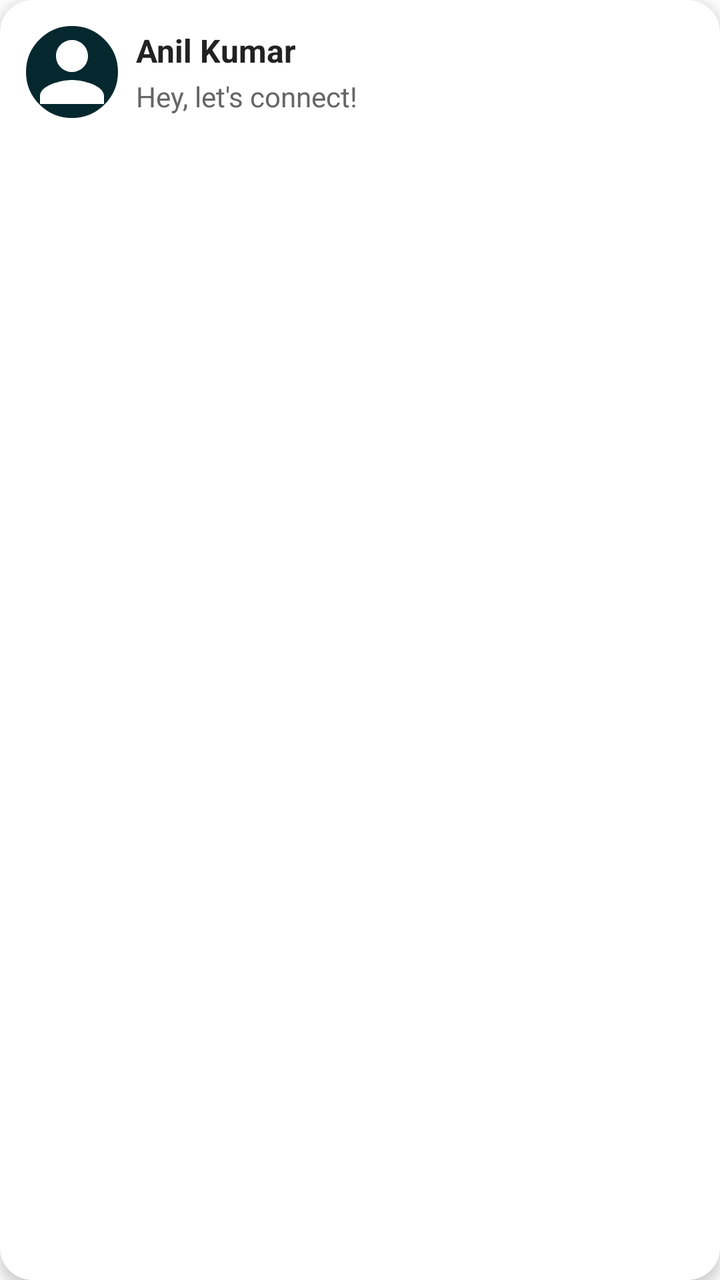
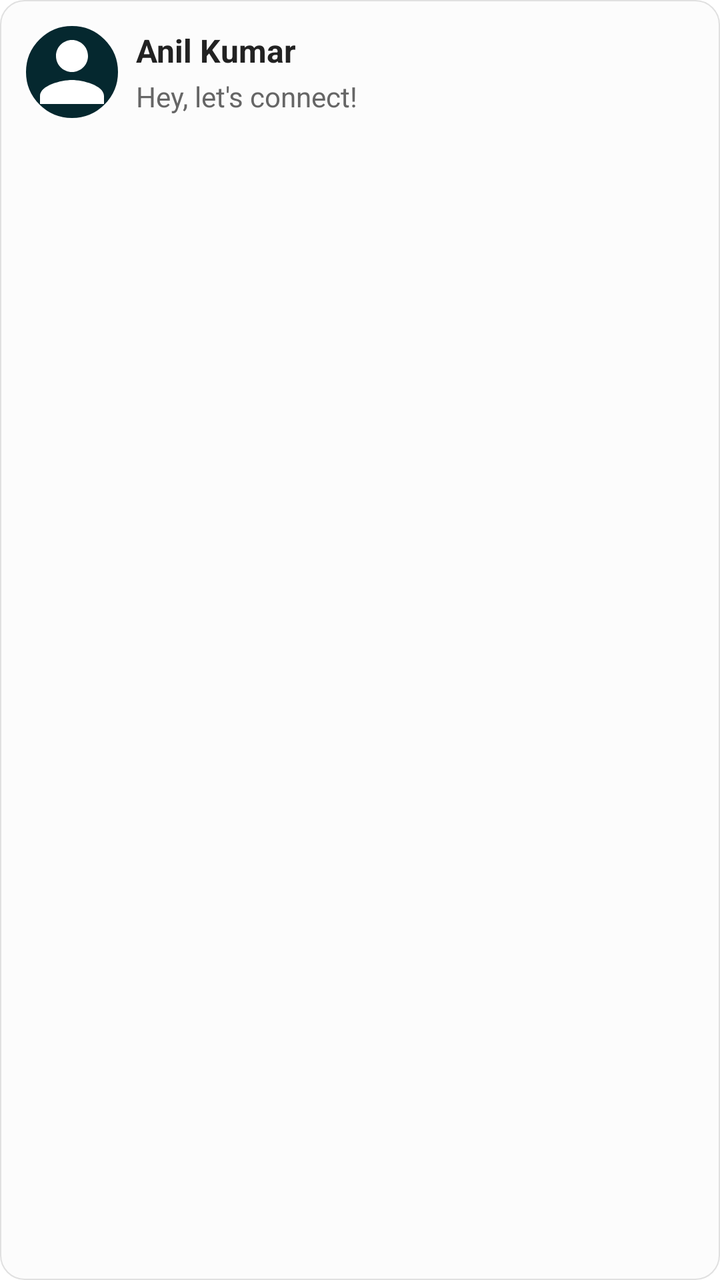

An Android layout rendered at two revisions. The XML below is the earlier revision; the diff shows what the commit changed to produce the second picture.
<!-- AndroidManifest.xml: application theme Theme.Chat -->
<!-- res/layout/item_user.xml -->
<com.google.android.material.card.MaterialCardView
    xmlns:android="http://schemas.android.com/apk/res/android"
    xmlns:app="http://schemas.android.com/apk/res-auto"
    android:layout_width="match_parent"
    android:layout_height="wrap_content"
    android:layout_marginVertical="6dp"
    android:layout_marginHorizontal="12dp"
    app:cardCornerRadius="16dp"
    app:cardElevation="4dp"
    app:cardBackgroundColor="@android:color/white"
    app:strokeWidth="0dp"
    app:strokeColor="@android:color/transparent">

    <androidx.constraintlayout.widget.ConstraintLayout
        android:layout_width="match_parent"
        android:layout_height="72dp"
        android:padding="12dp"
        android:background="@android:color/transparent"
        android:foreground="@drawable/bg_user_item_ripple">

        
        <ImageView
            android:id="@+id/imgProfile"
            android:layout_width="48dp"
            android:layout_height="48dp"
            android:scaleType="centerCrop"
            android:src="@drawable/ic_user"
            android:background="@drawable/circle_background"
            android:contentDescription="User Image"
            app:layout_constraintStart_toStartOf="parent"
            app:layout_constraintTop_toTopOf="parent"
            app:layout_constraintBottom_toBottomOf="parent" />

        
        <TextView
            android:id="@+id/tvUserName"
            android:layout_width="0dp"
            android:layout_height="wrap_content"
            android:layout_marginStart="8dp"
            android:maxLines="1"
            android:text="Anil Kumar"
            android:textSize="16sp"
            android:textStyle="bold"
            android:textColor="#222222"
            app:layout_constraintTop_toTopOf="@id/imgProfile"
            app:layout_constraintBottom_toTopOf="@id/tvLastMessage"
            app:layout_constraintStart_toEndOf="@id/imgProfile"
            app:layout_constraintEnd_toStartOf="@id/tvTime" />

        
        <TextView
            android:id="@+id/tvLastMessage"
            android:layout_width="0dp"
            android:layout_height="wrap_content"
            android:text="Hey, let's connect!"
            android:textSize="14sp"
            android:textColor="#666666"
            android:maxLines="1"
            android:ellipsize="end"
            android:visibility="visible"
            app:layout_constraintTop_toBottomOf="@id/tvUserName"
            app:layout_constraintBottom_toBottomOf="@id/imgProfile"
            app:layout_constraintStart_toStartOf="@id/tvUserName"
            app:layout_constraintEnd_toEndOf="@id/tvUserName" />

        
        <TextView
            android:id="@+id/tvTime"
            android:layout_width="wrap_content"
            android:layout_height="wrap_content"
            android:text="12:45 PM"
            android:textSize="12sp"
            android:textColor="#999999"
            android:visibility="gone"
            app:layout_constraintTop_toTopOf="@id/tvUserName"
            app:layout_constraintEnd_toEndOf="parent" />

        
        <TextView
            android:id="@+id/tvUnreadBadge"
            android:layout_width="wrap_content"
            android:layout_height="wrap_content"
            android:minWidth="20dp"
            android:minHeight="20dp"
            android:background="@drawable/bg_unread_badge"
            android:text="2"
            android:textColor="@android:color/white"
            android:textSize="12sp"
            android:gravity="center"
            android:padding="2dp"
            android:includeFontPadding="false"
            android:lineSpacingExtra="0dp"
            android:visibility="gone"
            app:layout_constraintEnd_toEndOf="parent"
            app:layout_constraintTop_toBottomOf="@id/tvTime"
            app:layout_constraintBottom_toBottomOf="parent" />

    </androidx.constraintlayout.widget.ConstraintLayout>
</com.google.android.material.card.MaterialCardView>
<!-- resources referenced by this layout -->
<resources>
  <!-- drawable bg_unread_badge (drawable) -->
  <shape xmlns:android="http://schemas.android.com/apk/res/android"
      android:shape="oval">
      <solid android:color="#FF3B30"/>
  </shape>
  <!-- drawable bg_user_item_ripple (drawable) -->
  <?xml version="1.0" encoding="utf-8"?>
  <ripple xmlns:android="http://schemas.android.com/apk/res/android"
      android:color="?android:attr/colorControlHighlight">
      <item android:id="@android:id/mask">
          <shape android:shape="rectangle">
              <solid android:color="#ffffff" />
              <corners android:radius="12dp"/>
          </shape>
      </item>
  </ripple>
  <!-- drawable circle_background (drawable) -->
  <shape xmlns:android="http://schemas.android.com/apk/res/android" android:shape="oval">
      <solid android:color="@color/oceanic" />
      <stroke android:width="1dp" android:color="@color/white" />
  </shape>
  <!-- drawable ic_user (drawable) -->
  <vector xmlns:android="http://schemas.android.com/apk/res/android" android:height="24dp" android:tint="@color/white" android:viewportHeight="24" android:viewportWidth="24" android:width="24dp">
        
      <path android:fillColor="@color/white" android:pathData="M12,12c2.21,0 4,-1.79 4,-4s-1.79,-4 -4,-4 -4,1.79 -4,4 1.79,4 4,4zM12,14c-2.67,0 -8,1.34 -8,4v2h16v-2c0,-2.66 -5.33,-4 -8,-4z"/>
      
  </vector>
  <style name="Theme.Chat" parent="Theme.MaterialComponents.DayNight.NoActionBar">
          
          <item name="colorPrimary">@color/purple_500</item>
          <item name="colorPrimaryVariant">@color/purple_700</item>
          <item name="colorOnPrimary">@color/white</item>
          
          <item name="colorSecondary">@color/teal_200</item>
          <item name="colorSecondaryVariant">@color/teal_700</item>
          <item name="colorOnSecondary">@color/black</item>
          
          <item name="android:statusBarColor">@android:color/transparent</item>
          <item name="android:windowDrawsSystemBarBackgrounds">true</item>
          <item name="android:windowTranslucentStatus">false</item>
  
      </style>
  <color name="oceanic">#05282F</color>
  <color name="white">#FFFFFFFF</color>
  <color name="purple_500">#FF6200EE</color>
  <color name="purple_700">#FF3700B3</color>
  <color name="teal_200">#FF03DAC5</color>
  <color name="teal_700">#FF018786</color>
  <color name="black">#FF000000</color>
</resources>

<!-- the commit's change to res/layout/item_user.xml (unified diff, before → after) -->
@@ -1,15 +1,10 @@
-<com.google.android.material.card.MaterialCardView
+<FrameLayout
     xmlns:android="http://schemas.android.com/apk/res/android"
     xmlns:app="http://schemas.android.com/apk/res-auto"
     android:layout_width="match_parent"
-    android:layout_height="wrap_content"
-    android:layout_marginVertical="6dp"
-    android:layout_marginHorizontal="12dp"
-    app:cardCornerRadius="16dp"
-    app:cardElevation="4dp"
-    app:cardBackgroundColor="@android:color/white"
-    app:strokeWidth="0dp"
-    app:strokeColor="@android:color/transparent">
+    android:layout_height="70dp"
+    android:background="@drawable/user_list_background"
+    android:layout_marginHorizontal="2dp">
 
     <androidx.constraintlayout.widget.ConstraintLayout
         android:layout_width="match_parent"
@@ -96,4 +91,4 @@
             app:layout_constraintBottom_toBottomOf="parent" />
 
     </androidx.constraintlayout.widget.ConstraintLayout>
-</com.google.android.material.card.MaterialCardView>
+</FrameLayout>
<!-- resource entries referenced after the edit -->
@@ -27,6 +27,21 @@
       <path android:fillColor="@color/white" android:pathData="M12,12c2.21,0 4,-1.79 4,-4s-1.79,-4 -4,-4 -4,1.79 -4,4 1.79,4 4,4zM12,14c-2.67,0 -8,1.34 -8,4v2h16v-2c0,-2.66 -5.33,-4 -8,-4z"/>
       
   </vector>
+  <!-- drawable user_list_background (drawable) -->
+  <shape xmlns:android="http://schemas.android.com/apk/res/android"
+      android:shape="rectangle">
+  
+      
+      <solid android:color="#88FAFAFA" />
+  
+      
+      <corners android:radius="12dp" />
+  
+      
+      <stroke
+          android:width="0.5dp"
+          android:color="#E0E0E0" />
+  </shape>
   <style name="Theme.Chat" parent="Theme.MaterialComponents.DayNight.NoActionBar">
           
           <item name="colorPrimary">@color/purple_500</item>
